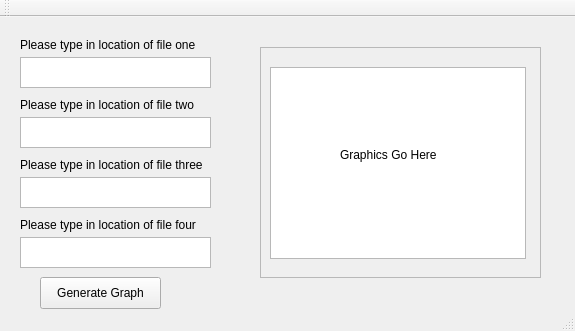
Before: the Qt Designer form GUITrialOne/mainwindow.ui in cheripai/FretAnalyzer, drawn with Qt 5.
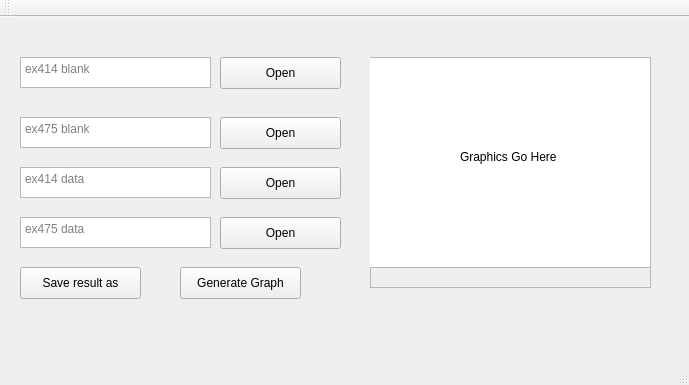
After: the same form once the commit is applied.

Diff of the .ui file:
```diff
--- a/GUITrialOne/mainwindow.ui
+++ b/GUITrialOne/mainwindow.ui
@@ -6,8 +6,8 @@
    <rect>
     <x>0</x>
     <y>0</y>
-    <width>575</width>
-    <height>331</height>
+    <width>689</width>
+    <height>385</height>
    </rect>
   </property>
   <property name="windowTitle">
@@ -23,6 +23,9 @@
       <height>31</height>
      </rect>
     </property>
+    <property name="placeholderText">
+     <string>ex414 blank</string>
+    </property>
    </widget>
    <widget class="QTextEdit" name="textEdit_2">
     <property name="geometry">
@@ -33,48 +36,15 @@
       <height>31</height>
      </rect>
     </property>
-   </widget>
-   <widget class="QLabel" name="label">
-    <property name="geometry">
-     <rect>
-      <x>20</x>
-      <y>20</y>
-      <width>211</width>
-      <height>16</height>
-     </rect>
-    </property>
-    <property name="text">
-     <string>Please type in location of file one </string>
-    </property>
-   </widget>
-   <widget class="QLabel" name="label_2">
-    <property name="geometry">
-     <rect>
-      <x>20</x>
-      <y>80</y>
-      <width>211</width>
-      <height>16</height>
-     </rect>
-    </property>
-    <property name="text">
-     <string>Please type in location of file two </string>
-    </property>
-   </widget>
-   <widget class="QGraphicsView" name="graphicsView">
-    <property name="geometry">
-     <rect>
-      <x>270</x>
-      <y>50</y>
-      <width>256</width>
-      <height>192</height>
-     </rect>
+    <property name="placeholderText">
+     <string>ex475 blank</string>
     </property>
    </widget>
    <widget class="QFrame" name="frame">
     <property name="geometry">
      <rect>
-      <x>260</x>
-      <y>30</y>
+      <x>370</x>
+      <y>40</y>
       <width>281</width>
       <height>231</height>
      </rect>
@@ -85,13 +55,23 @@
     <property name="frameShadow">
      <enum>QFrame::Raised</enum>
     </property>
+    <widget class="QGraphicsView" name="graphicsView">
+     <property name="geometry">
+      <rect>
+       <x>-10</x>
+       <y>0</y>
+       <width>291</width>
+       <height>211</height>
+      </rect>
+     </property>
+    </widget>
     <widget class="QLabel" name="label_6">
      <property name="geometry">
       <rect>
-       <x>80</x>
-       <y>100</y>
+       <x>90</x>
+       <y>90</y>
        <width>121</width>
-       <height>16</height>
+       <height>20</height>
       </rect>
      </property>
      <property name="text">
@@ -102,8 +82,8 @@
    <widget class="QPushButton" name="pushButton">
     <property name="geometry">
      <rect>
-      <x>40</x>
-      <y>260</y>
+      <x>180</x>
+      <y>250</y>
       <width>121</width>
       <height>32</height>
      </rect>
@@ -112,51 +92,96 @@
      <string>Generate Graph</string>
     </property>
    </widget>
-   <widget class="QLabel" name="label_3">
+   <widget class="QTextEdit" name="fileName3">
     <property name="geometry">
      <rect>
       <x>20</x>
-      <y>140</y>
-      <width>211</width>
-      <height>16</height>
+      <y>150</y>
+      <width>191</width>
+      <height>31</height>
      </rect>
     </property>
-    <property name="text">
-     <string>Please type in location of file three </string>
+    <property name="placeholderText">
+     <string>ex414 data</string>
     </property>
    </widget>
-   <widget class="QLabel" name="label_4">
+   <widget class="QTextEdit" name="fileName4">
     <property name="geometry">
      <rect>
       <x>20</x>
       <y>200</y>
-      <width>211</width>
-      <height>16</height>
+      <width>191</width>
+      <height>31</height>
      </rect>
     </property>
+    <property name="placeholderText">
+     <string>ex475 data</string>
+    </property>
+   </widget>
+   <widget class="QPushButton" name="fileOpen1">
+    <property name="geometry">
+     <rect>
+      <x>220</x>
+      <y>40</y>
+      <width>121</width>
+      <height>32</height>
+     </rect>
+    </property>
     <property name="text">
-     <string>Please type in location of file four</string>
+     <string>Open</string>
     </property>
    </widget>
-   <widget class="QTextEdit" name="textEdit_3">
+   <widget class="QPushButton" name="fileOpen2">
     <property name="geometry">
      <rect>
-      <x>20</x>
-      <y>160</y>
-      <width>191</width>
-      <height>31</height>
+      <x>220</x>
+      <y>100</y>
+      <width>121</width>
+      <height>32</height>
      </rect>
     </property>
+    <property name="text">
+     <string>Open</string>
+    </property>
    </widget>
-   <widget class="QTextEdit" name="textEdit_4">
+   <widget class="QPushButton" name="fileOpen3">
     <property name="geometry">
      <rect>
+      <x>220</x>
+      <y>150</y>
+      <width>121</width>
+      <height>32</height>
+     </rect>
+    </property>
+    <property name="text">
+     <string>Open</string>
+    </property>
+   </widget>
+   <widget class="QPushButton" name="fileOpen4">
+    <property name="geometry">
+     <rect>
+      <x>220</x>
+      <y>200</y>
+      <width>121</width>
+      <height>32</height>
+     </rect>
+    </property>
+    <property name="text">
+     <string>Open</string>
+    </property>
+   </widget>
+   <widget class="QPushButton" name="fileSave">
+    <property name="geometry">
+     <rect>
       <x>20</x>
-      <y>220</y>
-      <width>191</width>
-      <height>31</height>
+      <y>250</y>
+      <width>121</width>
+      <height>32</height>
      </rect>
     </property>
+    <property name="text">
+     <string>Save result as</string>
+    </property>
    </widget>
   </widget>
   <widget class="QToolBar" name="mainToolBar">
```
Left out of the diff: 4 changed lines with no effect on the pictures.
